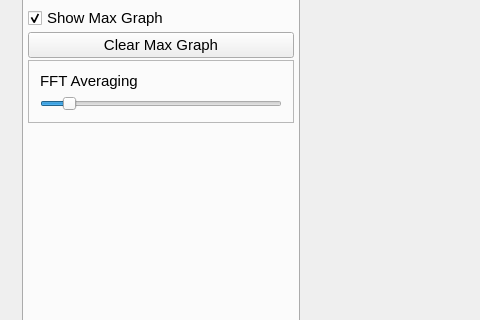
Pacmanfan/SpectralRF, file mainwindow.ui: the form before one commit; both pictures show x 0 to 480 and y 172 to 492 of the 1152 by 711 pixel window.
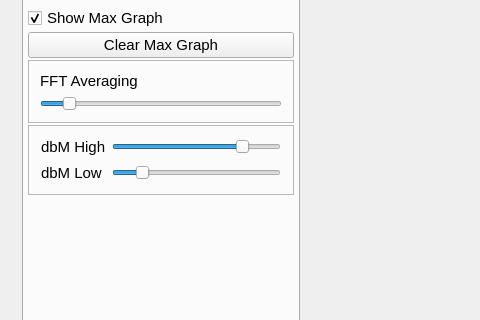
The form after the commit. The open tabs and pages were chosen to show the change. Icons and pictures are not drawn. Custom widgets are drawn as their Qt base class.

Commit message: Fixed sweep crash, improved speed of waterfall, added low/high sliders for dbM. basic peak detection and saving of sweeps

Patch:
```diff
--- a/mainwindow.ui
+++ b/mainwindow.ui
@@ -730,6 +730,106 @@
                 </layout>
                </widget>
               </item>
+              <item>
+               <widget class="QFrame" name="frame">
+                <property name="frameShape">
+                 <enum>QFrame::StyledPanel</enum>
+                </property>
+                <property name="frameShadow">
+                 <enum>QFrame::Raised</enum>
+                </property>
+                <layout class="QVBoxLayout" name="verticalLayout_2">
+                 <item>
+                  <widget class="QWidget" name="widget_5" native="true">
+                   <layout class="QHBoxLayout" name="horizontalLayout_8">
+                    <property name="leftMargin">
+                     <number>1</number>
+                    </property>
+                    <property name="topMargin">
+                     <number>1</number>
+                    </property>
+                    <property name="rightMargin">
+                     <number>1</number>
+                    </property>
+                    <property name="bottomMargin">
+                     <number>1</number>
+                    </property>
+                    <item>
+                     <widget class="QLabel" name="label_3">
+                      <property name="text">
+                       <string>dbM High</string>
+                      </property>
+                     </widget>
+                    </item>
+                    <item>
+                     <widget class="QSlider" name="slddbHigh">
+                      <property name="minimum">
+                       <number>-130</number>
+                      </property>
+                      <property name="maximum">
+                       <number>-30</number>
+                      </property>
+                      <property name="singleStep">
+                       <number>5</number>
+                      </property>
+                      <property name="value">
+                       <number>-50</number>
+                      </property>
+                      <property name="orientation">
+                       <enum>Qt::Horizontal</enum>
+                      </property>
+                     </widget>
+                    </item>
+                   </layout>
+                  </widget>
+                 </item>
+                 <item>
+                  <widget class="QWidget" name="widget_4" native="true">
+                   <layout class="QHBoxLayout" name="horizontalLayout_7">
+                    <property name="leftMargin">
+                     <number>1</number>
+                    </property>
+                    <property name="topMargin">
+                     <number>1</number>
+                    </property>
+                    <property name="rightMargin">
+                     <number>1</number>
+                    </property>
+                    <property name="bottomMargin">
+                     <number>1</number>
+                    </property>
+                    <item>
+                     <widget class="QLabel" name="label_2">
+                      <property name="text">
+                       <string>dbM Low </string>
+                      </property>
+                     </widget>
+                    </item>
+                    <item>
+                     <widget class="QSlider" name="slddblow">
+                      <property name="minimum">
+                       <number>-130</number>
+                      </property>
+                      <property name="maximum">
+                       <number>-30</number>
+                      </property>
+                      <property name="singleStep">
+                       <number>5</number>
+                      </property>
+                      <property name="value">
+                       <number>-115</number>
+                      </property>
+                      <property name="orientation">
+                       <enum>Qt::Horizontal</enum>
+                      </property>
+                     </widget>
+                    </item>
+                   </layout>
+                  </widget>
+                 </item>
+                </layout>
+               </widget>
+              </item>
               <item>
                <spacer name="verticalSpacer_2">
                 <property name="orientation">
```
Left out of the diff: 59 changed lines with no effect on the pictures. The commit also changes 14 other files.
